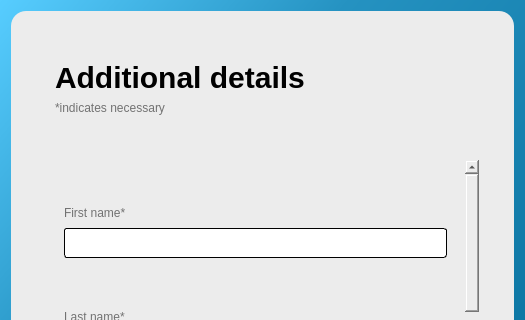
This is userdetails.ui in sadraalikhah/inchain_qt as Qt 5 draws it before an edit; both pictures show x 0 to 525 and y 0 to 320 of the 525 by 624 pixel window. The edited form follows.
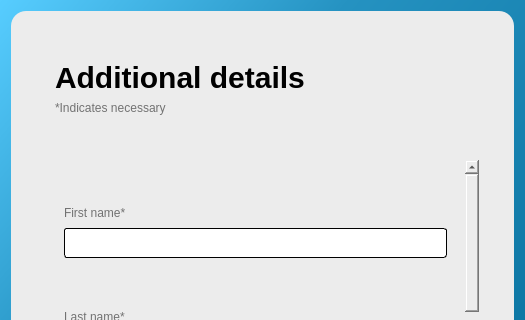
This is the edited form. Icons and pictures are not drawn.

What changed in the file:
```diff
--- a/userdetails.ui
+++ b/userdetails.ui
@@ -36,7 +36,7 @@
      </property>
      <property name="minimumSize">
       <size>
-       <width>502</width>
+       <width>479</width>
        <height>0</height>
       </size>
      </property>
@@ -103,7 +103,7 @@
 }</string>
            </property>
            <property name="text">
-            <string>*indicates necessary</string>
+            <string>*Indicates necessary</string>
            </property>
           </widget>
          </item>
```
